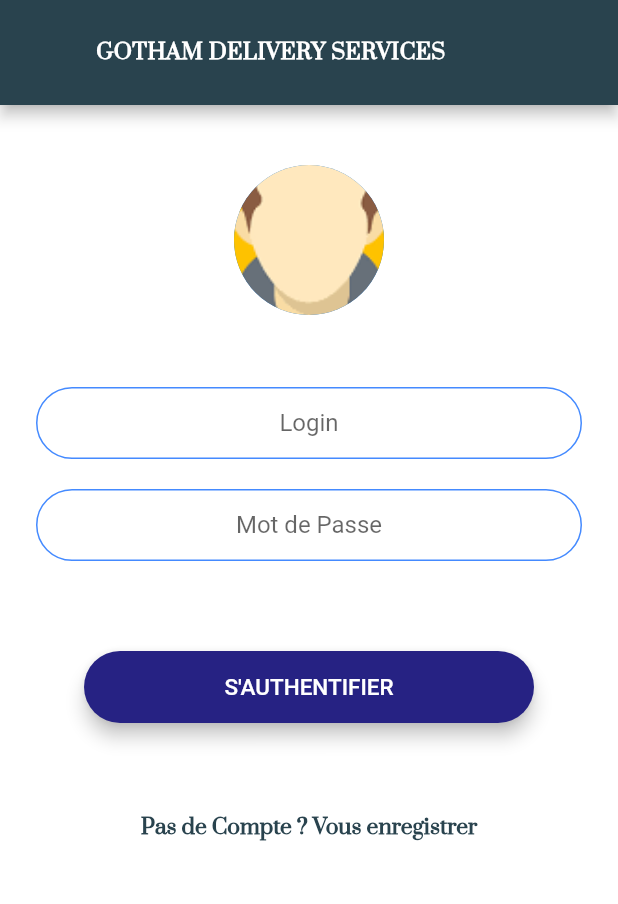
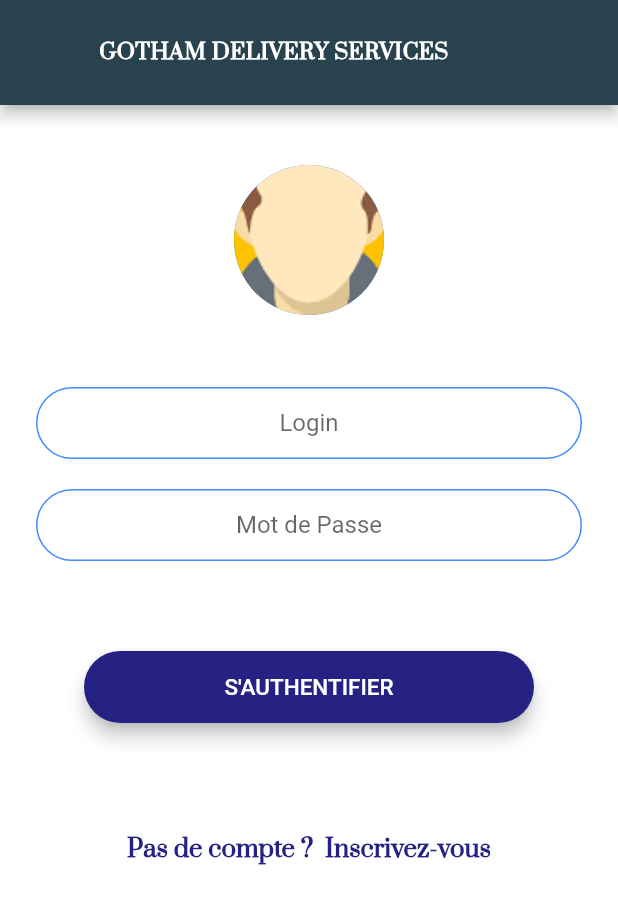
Before and after one commit to shellking4/tpFlutter, a Flutter app: the screen it shows after launch, on a phone screen of 412 x 824 dp. Shown: the top 904 px of the screen. Run offline on Flutter 3.47's test engine with Material 2 defaults, Android fonts, the phone set to English and light mode, and no system bars; our stand-ins replace modal_progress_hud, sqflite; missing offline and left inert: mdi; accounts and stored records are empty.

Commit message:
Set up the register form and it's logics

```diff
--- a/lib/models/Livreur.dart
+++ b/lib/models/Livreur.dart
@@ -14,7 +14,7 @@ class Livreur {
   Map<String, dynamic> toMap() {
     var map = <String, dynamic>{
       "_id": _id,
-      "_email": _email,
+      "email": _email,
       "login": _login,
       "password": _password,
     };
--- a/lib/screens/authScreen.dart
+++ b/lib/screens/authScreen.dart
@@ -3,12 +3,17 @@ import 'package:flutter/material.dart';
 import 'package:delivery_app/screens/loginForm.dart';
 
 class AuthScreen extends StatelessWidget {
+  final double size;
   static const String id = 'login_screen';
+
+  const AuthScreen({Key key, this.size}) : super(key: key);
   @override
   Widget build(BuildContext context) {
     return Scaffold(
         backgroundColor: Colors.white,
-        appBar: MyAppBar.getAppBar(context, 48),
+        appBar: (size == null)
+            ? MyAppBar.getAppBar(context, 50)
+            : MyAppBar.getAppBar(context, 3),
         body: Stack(
           children: [LoginForm()],
         ));
--- a/lib/screens/loginForm.dart
+++ b/lib/screens/loginForm.dart
@@ -1,4 +1,5 @@
 import 'dart:async';
+import 'package:delivery_app/screens/registerScreen.dart';
 import 'package:delivery_app/service/database.dart';
 import 'package:delivery_app/models/Livreur.dart';
 import 'package:delivery_app/models/Order.dart';
@@ -40,14 +41,17 @@ class _LoginFormState extends State<LoginForm> {
         _isInAsyncCall = true;
       });
 
-      db.getLivreur(0).then((fetchedLivreur) {
+      db.getLivreurByLogin(login).then((fetchedLivreur) {
         setState(() {
           if (fetchedLivreur != null) {
             this.livreur = fetchedLivreur;
+            print(livreur.email);
           }
         });
       });
-      if (login == livreur.login && password == livreur.password) {
+      if (livreur == null) {
+        toDoInFailureCase();
+      } else if (livreur != null) {
         setState(() {
           _isInAsyncCall = false;
         });
@@ -55,8 +59,13 @@ class _LoginFormState extends State<LoginForm> {
             context,
             MaterialPageRoute(
                 builder: (BuildContext context) => LivreurDash()));
-      } else {
+      }
+    }
+  }
+
+  void toDoInFailureCase() {
     _isInAsyncCall = false;
+    clearFields();
     showDialog(
         context: context,
         builder: (BuildContext context) {
@@ -87,16 +96,14 @@ class _LoginFormState extends State<LoginForm> {
           );
         });
   }
-    }
-  }
 
   @override
   initState() {
-    super.initState();
     db.create();
     startTime();
     loginFieldController = TextEditingController();
     passFieldController = TextEditingController();
+    super.initState();
   }
 
   String _validateField(String value) {
@@ -117,9 +124,10 @@ class _LoginFormState extends State<LoginForm> {
   }
 
   loadInformation() async {
-    order = new Order(0, "Jordan SMITH", "Volkswaggen", "62798845", 5000, "0");
-    livreur = new Livreur(0, "jordan@smith.org", "livreur1", "12345");
-    receptionnaire = new Receptionnaire(0, "Jordan SMITH", "62798845");
+    var order =
+        new Order(0, "Jordan SMITH", "Volkswaggen", "62798845", 5000, "0");
+    var livreur = new Livreur(0, "jordan@smith.org", "livreur1", "12345");
+    var receptionnaire = new Receptionnaire(0, "Jordan SMITH", "62798845");
 
     await db.insertLivreur(livreur);
     await db.insertOrder(order);
@@ -179,12 +187,20 @@ class _LoginFormState extends State<LoginForm> {
                         }),
                     SizedBox(height: 50.0),
                     Center(
-                        child: Text(
-                      "Pas de Compte ? Vous enregistrer",
+                        child: FlatButton(
+                      child: Text("Pas de compte ?  Inscrivez-vous",
                           style: TextStyle(
-                          color: Color(0xFF29434e),
-                          fontFamily: "prata",
-                          fontWeight: FontWeight.bold),
+                              fontSize: 16.0,
+                              color: Color(0xFF262283),
+                              fontWeight: FontWeight.bold,
+                              fontFamily: "prata")),
+                      onPressed: () {
+                        Navigator.push(
+                            context,
+                            MaterialPageRoute(
+                                builder: (BuildContext context) =>
+                                    RegisterScreen()));
+                      },
                     ))
                   ]))
             ],
--- a/lib/utils/appBar.dart
+++ b/lib/utils/appBar.dart
@@ -24,7 +24,7 @@ class MyAppBar extends StatelessWidget {
           ),
         ],
       ),
-      centerTitle: true,
+      //centerTitle: true,
     );
   }
 
```
Also changed, not shown: lib/screens/registerForm.dart (+45 -36 lines), lib/screens/registerScreen.dart (+6 -2 lines), lib/service/database.dart (+51 -2 lines), lib/utils/bottomNavBar.dart (+9 -4 lines), 6 other files. Lines whose indentation alone changed are shown as unchanged.
